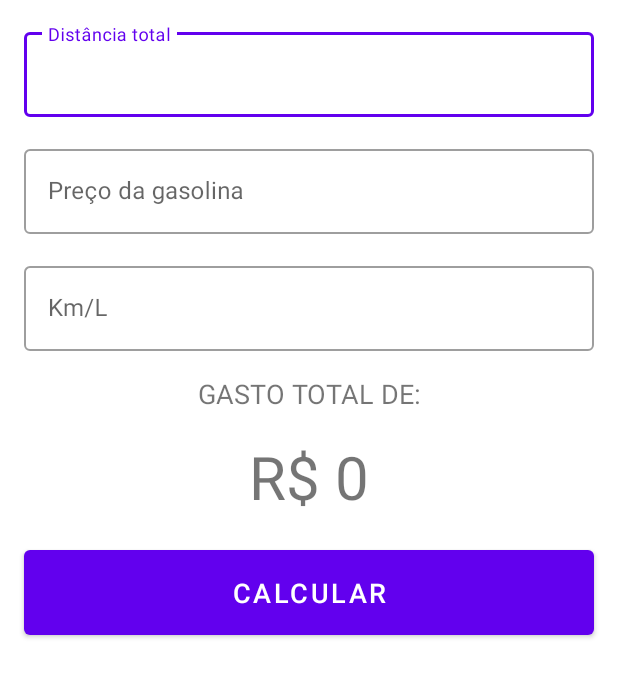
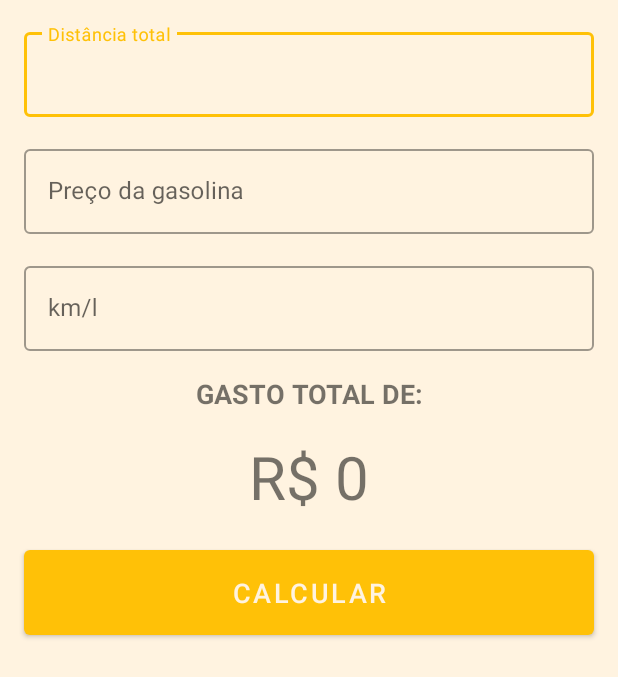
Before and after one commit to CiroDom/GastoViagem, an Android app: the layout activity_main.xml on its own in the app's theme, with its tools: preview values and no code run, on a phone screen of 412 x 824 dp. Shown: the top 677 px of the screen. Run offline under Robolectric (Android 15) with nearby library versions, the phone set to English and light mode, and no system bars.

Commit message:
Mudança de cores e correção do inputType

```diff
--- a/app/src/main/java/com/cdom/gastogasolinaviagem/MainActivity.kt
+++ b/app/src/main/java/com/cdom/gastogasolinaviagem/MainActivity.kt
@@ -8,11 +8,12 @@ import com.cdom.gastogasolinaviagem.databinding.ActivityMainBinding
 
 class MainActivity : AppCompatActivity(), View.OnClickListener {
 
-    private lateinit var binding: ActivityMainBinding
+    val binding by lazy {
+        ActivityMainBinding.inflate(layoutInflater)
+    }
 
     override fun onCreate(savedInstanceState: Bundle?) {
         super.onCreate(savedInstanceState)
-        binding = ActivityMainBinding.inflate(layoutInflater)
         setContentView(binding.root)
 
         title = "Gasto de gasolina"
--- a/app/src/main/res/layout/activity_main.xml
+++ b/app/src/main/res/layout/activity_main.xml
@@ -4,6 +4,7 @@
     xmlns:tools="http://schemas.android.com/tools"
     android:layout_width="match_parent"
     android:layout_height="match_parent"
+    android:background="@color/orange_100"
     tools:context=".MainActivity">
 
     <com.google.android.material.textfield.TextInputLayout
@@ -20,6 +21,7 @@
             android:id="@+id/edit_distancia"
             android:layout_width="match_parent"
             android:layout_height="wrap_content"
+            android:inputType="numberDecimal"
             android:hint="Distância total" />
     </com.google.android.material.textfield.TextInputLayout>
 
@@ -37,6 +39,7 @@
             android:id="@+id/edit_preco"
             android:layout_width="match_parent"
             android:layout_height="wrap_content"
+            android:inputType="numberDecimal"
             android:hint="Preço da gasolina" />
     </com.google.android.material.textfield.TextInputLayout>
 
@@ -54,7 +57,8 @@
             android:id="@+id/edit_consumo"
             android:layout_width="match_parent"
             android:layout_height="wrap_content"
-            android:hint="Km/L" />
+            android:inputType="numberDecimal"
+            android:hint="km/l" />
     </com.google.android.material.textfield.TextInputLayout>
 
     <TextView android:id="@+id/text_view_gasto_texto"
@@ -65,6 +69,7 @@
         android:text="gasto total de:"
         android:textSize="18sp"
         android:textAllCaps="true"
+        android:textStyle="bold"
         android:gravity="center_horizontal"
         />
 
@@ -75,8 +80,7 @@
         app:layout_constraintTop_toBottomOf="@id/text_view_gasto_texto"
         android:text="@string/string_gasto_valor"
         android:textSize="40sp"
-        android:gravity="center_horizontal"
-        />
+        android:gravity="center_horizontal" />
 
     <Button android:id="@+id/button_calcular"
         android:layout_width="match_parent"
@@ -86,6 +90,7 @@
         android:padding="@dimen/grande"
         android:text="calcular"
         android:textSize="18sp"
+        android:textColor="@color/orange_100"
         android:textAllCaps="true"
         />
 
--- a/app/src/main/res/values-night/themes.xml
+++ b/app/src/main/res/values-night/themes.xml
@@ -2,12 +2,12 @@
     <!-- Base application theme. -->
     <style name="Theme.GastoGasolinaViagem" parent="Theme.MaterialComponents.DayNight.DarkActionBar">
         <!-- Primary brand color. -->
-        <item name="colorPrimary">@color/purple_200</item>
-        <item name="colorPrimaryVariant">@color/purple_700</item>
+        <item name="colorPrimary">@color/orange_200</item>
+        <item name="colorPrimaryVariant">@color/amber_700</item>
         <item name="colorOnPrimary">@color/black</item>
         <!-- Secondary brand color. -->
-        <item name="colorSecondary">@color/teal_200</item>
-        <item name="colorSecondaryVariant">@color/teal_200</item>
+        <item name="colorSecondary">@color/orange_200</item>
+        <item name="colorSecondaryVariant">@color/orange_200</item>
         <item name="colorOnSecondary">@color/black</item>
         <!-- Status bar color. -->
         <item name="android:statusBarColor" tools:targetApi="l">?attr/colorPrimaryVariant</item>
--- a/app/src/main/res/values/colors.xml
+++ b/app/src/main/res/values/colors.xml
@@ -1,10 +1,10 @@
 <?xml version="1.0" encoding="utf-8"?>
 <resources>
-    <color name="purple_200">#FFBB86FC</color>
-    <color name="purple_500">#FF6200EE</color>
-    <color name="purple_700">#FF3700B3</color>
-    <color name="teal_200">#FF03DAC5</color>
-    <color name="teal_700">#FF018786</color>
+    <color name="amber_500">#FFC107</color>
+    <color name="amber_700">#FFA000</color>
+    <color name="orange_200">#FFCC80</color>
+    <color name="orange_900">#E65100</color>
     <color name="black">#FF000000</color>
-    <color name="white">#FFFFFFFF</color>
+    <color name="orange_100">#fff3e0</color>
+    <color name="brown_900">#3e2723</color>
 </resources>
--- a/app/src/main/res/values/themes.xml
+++ b/app/src/main/res/values/themes.xml
@@ -2,12 +2,12 @@
     <!-- Base application theme. -->
     <style name="Theme.GastoGasolinaViagem" parent="Theme.MaterialComponents.DayNight.DarkActionBar">
         <!-- Primary brand color. -->
-        <item name="colorPrimary">@color/purple_500</item>
-        <item name="colorPrimaryVariant">@color/purple_700</item>
-        <item name="colorOnPrimary">@color/white</item>
+        <item name="colorPrimary">@color/amber_500</item>
+        <item name="colorPrimaryVariant">#FFA000</item>
+        <item name="colorOnPrimary">@color/orange_100</item>
         <!-- Secondary brand color. -->
-        <item name="colorSecondary">@color/teal_200</item>
-        <item name="colorSecondaryVariant">@color/teal_700</item>
+        <item name="colorSecondary">@color/orange_200</item>
+        <item name="colorSecondaryVariant">@color/orange_900</item>
         <item name="colorOnSecondary">@color/black</item>
         <!-- Status bar color. -->
         <item name="android:statusBarColor" tools:targetApi="l">?attr/colorPrimaryVariant</item>
```
